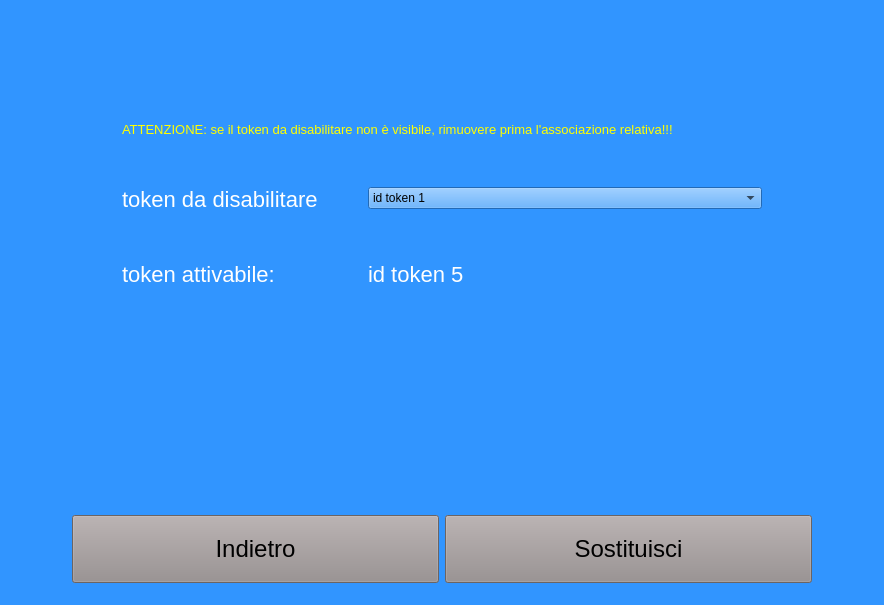
This is mainwindowseggio.ui in giuseppedifatta/sistemaSeggio as Qt 5 draws it before an edit. The edited form follows.
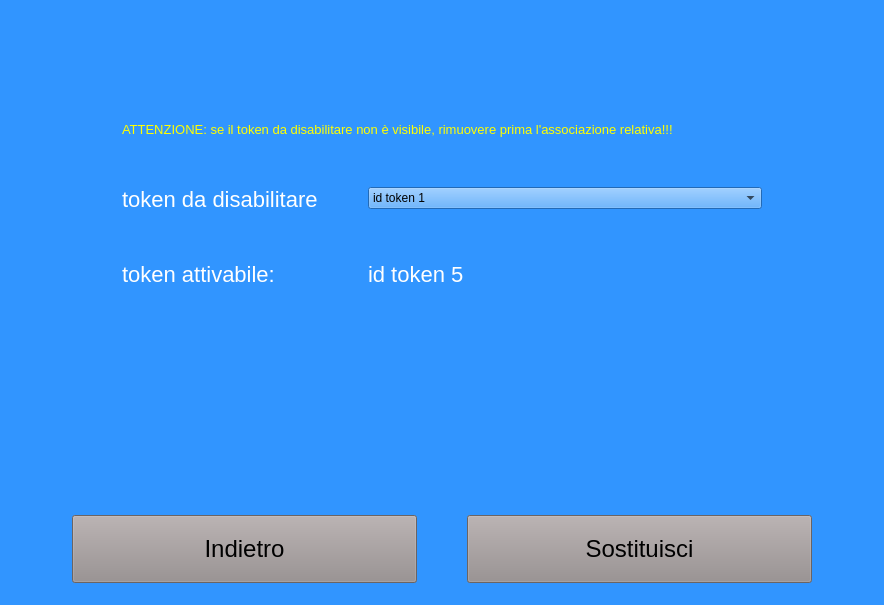
This is the edited form. The open tabs and pages were chosen to show the change.

Patch:
```diff
--- a/mainwindowseggio.ui
+++ b/mainwindowseggio.ui
@@ -724,6 +724,9 @@
           </item>
           <item>
            <layout class="QHBoxLayout" name="horizontalLayout_3">
+            <property name="spacing">
+             <number>50</number>
+            </property>
             <item>
              <widget class="QPushButton" name="goBackToGestioneSeggio_button">
               <property name="text">
```
Left out of the diff: 2 changed lines with no effect on the pictures.
